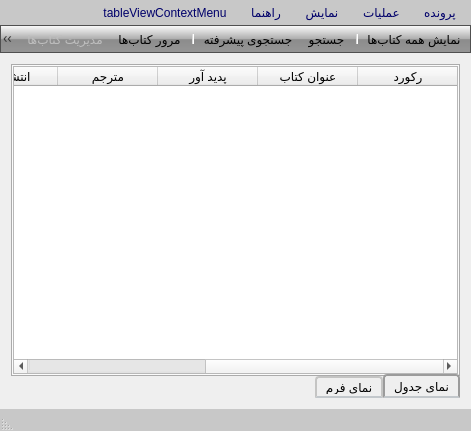
reza-rezvani2052/KetabYab, file mainwindow.ui: the form before one commit.
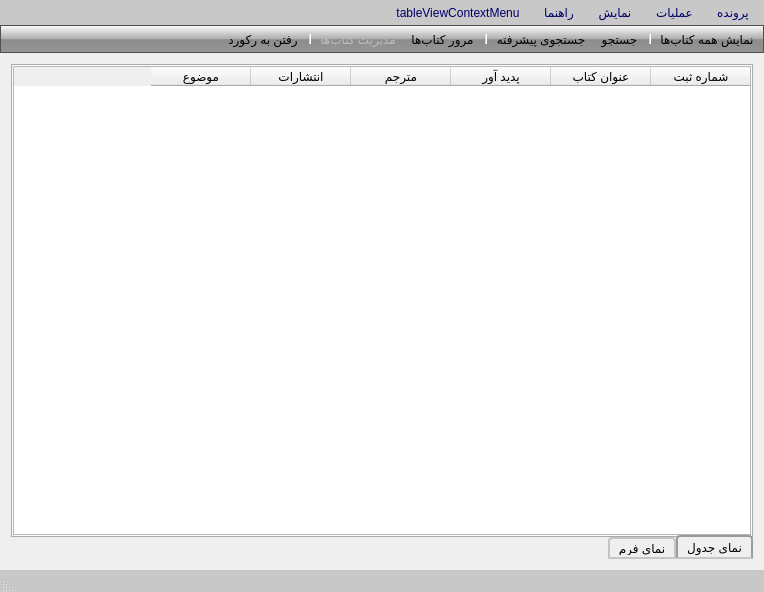
The form after the commit. The open tabs and pages were chosen to show the change. Icons and pictures are not drawn.

```diff
--- a/mainwindow.ui
+++ b/mainwindow.ui
@@ -6,8 +6,8 @@
    <rect>
     <x>0</x>
     <y>0</y>
-    <width>471</width>
-    <height>431</height>
+    <width>764</width>
+    <height>592</height>
    </rect>
   </property>
   <property name="windowTitle">
@@ -166,7 +166,7 @@
               </property>
               <column>
                <property name="text">
-                <string>رکورد</string>
+                <string>شماره ثبت</string>
                </property>
               </column>
               <column>
@@ -194,11 +194,6 @@
                 <string>موضوع</string>
                </property>
               </column>
-              <column>
-               <property name="text">
-                <string>شماره ثبت</string>
-               </property>
-              </column>
              </widget>
             </item>
            </layout>
@@ -954,7 +949,7 @@
     <rect>
      <x>0</x>
      <y>0</y>
-     <width>471</width>
+     <width>764</width>
      <height>31</height>
     </rect>
    </property>
```
Left out of the diff: 12 changed lines with no effect on the pictures.
